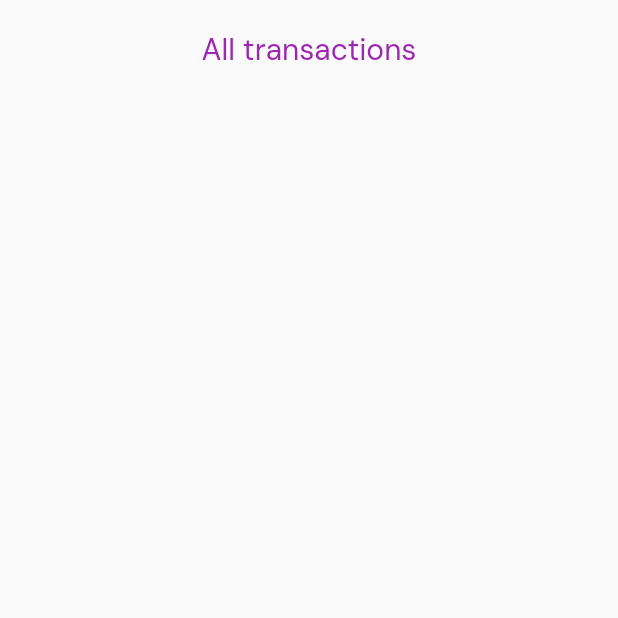
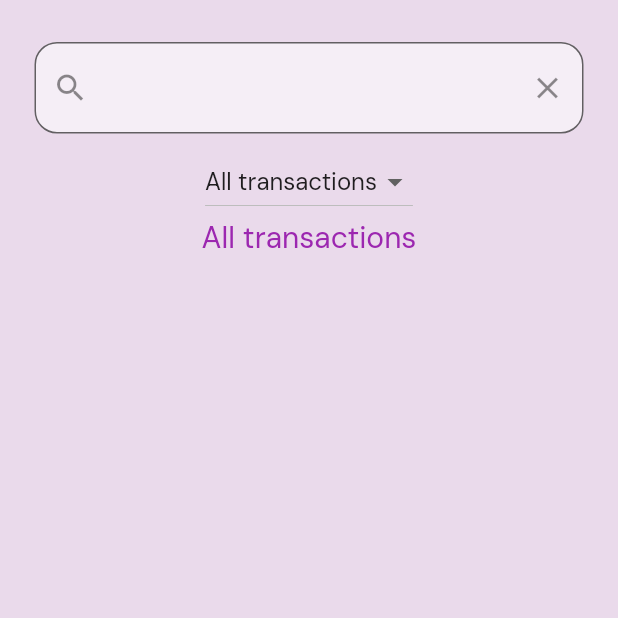
Before and after one commit to AkhilGK/MoneyMap, a Flutter app: the SearchAndView screen opened directly, on a phone screen of 412 x 824 dp, the top half of it. Run offline on Flutter 3.47's test engine with Material 2 defaults, Android fonts, the phone set to English and light mode, and no system bars; our stand-ins replace animated_splash_screen, flip_card, google_fonts, hive_flutter; accounts and stored records are empty.

Commit message:
search tried

```diff
--- a/lib/homescreen/home_screen.dart
+++ b/lib/homescreen/home_screen.dart
@@ -13,7 +13,7 @@ class HomeScreen extends StatelessWidget {
   HomeScreen({super.key});
   static ValueNotifier<int> selectedBottomNotifier = ValueNotifier(0);
   final _pages = [
-    FirstScreen(),
+    const FirstScreen(),
     const StatisticsScreen(),
     const SettingsScreen()
   ];
@@ -37,7 +37,7 @@ class HomeScreen extends StatelessWidget {
             child: IconButton(
                 onPressed: () {
                   Navigator.of(context).push(MaterialPageRoute(
-                    builder: (ctx) => const SearchAndView(),
+                    builder: (ctx) => SearchAndView(),
                   ));
                   // showSearch(context: context, delegate: SearchAndView());
                 },
@@ -59,4 +59,3 @@ class HomeScreen extends StatelessWidget {
     );
   }
 }
-// G().textOfMap(text: "Money Map", size: 24, color: Colors.white)
--- a/lib/homescreen/screens/add transactions/add_income.dart
+++ b/lib/homescreen/screens/add transactions/add_income.dart
@@ -157,8 +157,7 @@ class _AddIncomeState extends State<AddIncome> {
                         pickedDate); //pickedDate output format => 2021-03-10 00:00:00.000
                     dateSelected = pickedDate;
                     // print(dateSelected.toString());
-                    String formattedDate =
-                        DateFormat('dd-MM-yyyy').format(pickedDate);
+                    String formattedDate = DateFormat('yMd').format(pickedDate);
 
                     // print(
                     //     formattedDate); //formatted date output using intl package =>  16-03-2022
--- a/lib/homescreen/screens/first_screen.dart
+++ b/lib/homescreen/screens/first_screen.dart
@@ -1,13 +1,9 @@
 import 'package:flutter/material.dart';
-import 'package:flutter/src/widgets/container.dart';
-import 'package:flutter/src/widgets/framework.dart';
 import 'package:hive_flutter/adapters.dart';
-import 'package:moneymap/homescreen/screens/add_categories/db_categories/categories_db_functions.dart';
 import 'package:moneymap/homescreen/screens/search/search_base.dart';
 import 'package:moneymap/homescreen/screens/widgets/first_screen_widgets.dart';
 import 'package:moneymap/homescreen/screens/widgets/flipcard.dart';
 import 'package:moneymap/homescreen/screens/widgets/global_widgets.dart';
-import 'package:path/path.dart';
 import 'add transactions/add_transaction.dart';
 
 class FirstScreen extends StatefulWidget {
@@ -61,7 +57,7 @@ class _FirstScreenState extends State<FirstScreen> {
                   GestureDetector(
                     onTap: () {
                       Navigator.of(context).push(MaterialPageRoute(
-                        builder: (ctx) => const SearchAndView(),
+                        builder: (ctx) => SearchAndView(),
                       ));
                     },
                     child: const Text(
--- a/lib/homescreen/screens/search/search_base.dart
+++ b/lib/homescreen/screens/search/search_base.dart
@@ -4,24 +4,72 @@ import 'package:moneymap/homescreen/screens/add%20transactions/db_transactions/t
 import '../add transactions/db_transactions/transaction_model.dart';
 import '../edit_and_delete_Screen/edit_delete.dart';
 
-class SearchAndView extends StatelessWidget {
-  const SearchAndView({super.key});
+class SearchAndView extends StatefulWidget {
+  SearchAndView({super.key});
+
+  @override
+  State<SearchAndView> createState() => _SearchAndViewState();
+}
+
+class _SearchAndViewState extends State<SearchAndView> {
+  List<String> dropItems = ['All transactions', 'Income', 'Expense'];
+  String dropdownValue = 'All transactions';
+  TextEditingController searchController = TextEditingController();
+  List<TransactionModel> listToDisplay = transactionNotifier.value;
+  ValueNotifier<List<TransactionModel>> outputList = ValueNotifier([]);
+  @override
+  void initState() {
+    // TODO: implement initState
+    super.initState();
+    outputList.value = listToDisplay;
+  }
 
   @override
   Widget build(BuildContext context) {
+    // dropdownValue = dropItems.first;
     return Scaffold(
       body: SafeArea(
           child: Padding(
         padding: const EdgeInsets.symmetric(vertical: 20, horizontal: 15),
+        child: SingleChildScrollView(
           child: Column(
             crossAxisAlignment: CrossAxisAlignment.center,
             children: [
-            Text(
+              Padding(
+                padding: const EdgeInsets.all(8.0),
+                child: TextField(
+                  controller: searchController,
+                  decoration: InputDecoration(
+                      prefixIcon: const Icon(Icons.search),
+                      suffixIcon: const Icon(Icons.clear),
+                      border: OutlineInputBorder(
+                          borderRadius: BorderRadius.circular(15)),
+                      filled: true,
+                      fillColor: Colors.white54),
+                  onChanged: (value) => searchResult(value),
+                ),
+              ),
+              DropdownButton(
+                value: dropdownValue,
+                items: dropItems.map((items) {
+                  return DropdownMenuItem(
+                    value: items,
+                    child: Text(items),
+                  );
+                }).toList(),
+                onChanged: (String? newValue) {
+                  setState(() {
+                    dropdownValue = newValue!;
+                    searchResult(dropdownValue);
+                  });
+                },
+              ),
+              const Text(
                 'All transactions',
                 style: TextStyle(fontSize: 20, color: Colors.purple),
               ),
               ValueListenableBuilder(
-              valueListenable: transactionNotifier,
+                valueListenable: outputList,
                 builder: (context, List<TransactionModel> transactionList, _) {
                   return ListView.builder(
                     shrinkWrap: true,
@@ -34,7 +82,8 @@ class SearchAndView extends StatelessWidget {
                         child: ListTile(
                           onLongPress: () => deleteTransaction(value.id!),
                           onTap: () {
-                          Navigator.of(context).push(MaterialPageRoute(
+                            Navigator.of(context).push(
+                              MaterialPageRoute(
                                 builder: (context) {
                                   return EditAndDeleteScreen(
                                     amount: value.amount,
@@ -45,15 +94,16 @@ class SearchAndView extends StatelessWidget {
                                     id: value.id!,
                                   );
                                 },
-                          ));
+                              ),
+                            );
                           },
                           leading: CircleAvatar(
                             child: iconFunction(value.isIncome),
                             backgroundColor: Color.fromRGBO(197, 168, 202, 1),
                           ),
                           title: Text(value.name.toString(),
-                            style:
-                                TextStyle(color: Colors.black87, fontSize: 18)),
+                              style: TextStyle(
+                                  color: Colors.black87, fontSize: 18)),
                           subtitle: Text(value.categoryName.toString(),
                               style: const TextStyle(
                                   color: Color.fromARGB(255, 88, 17, 17),
@@ -61,7 +111,8 @@ class SearchAndView extends StatelessWidget {
                           trailing: Text(
                             '₹${value.amount}',
                             style: TextStyle(
-                              color: value.isIncome ? Colors.green : Colors.red,
+                                color:
+                                    value.isIncome ? Colors.green : Colors.red,
                                 fontSize: 20),
                           ),
                         ),
@@ -71,6 +122,7 @@ class SearchAndView extends StatelessWidget {
                 },
               )
             ],
+          ),
         ),
       )),
     );
@@ -87,4 +139,15 @@ class SearchAndView extends StatelessWidget {
             color: Colors.red,
           );
   }
+
+  void searchResult(String searchKey) {
+    if (searchKey.isEmpty) {
+      outputList.value = listToDisplay;
+    } else if (searchKey.isEmpty || dropdownValue == 'Income') {
+      outputList.value.clear();
+      outputList.value.addAll(
+          listToDisplay.where((element) => element.isIncome == true).toList());
+      outputList.notifyListeners();
     }
+  }
+}
--- a/lib/homescreen/screens/widgets/first_screen_widgets.dart
+++ b/lib/homescreen/screens/widgets/first_screen_widgets.dart
@@ -1,4 +1,5 @@
 import 'package:flutter/material.dart';
+import 'package:intl/intl.dart';
 import 'package:moneymap/homescreen/screens/add%20transactions/db_transactions/transaction_model.dart';
 import 'package:moneymap/homescreen/screens/add%20transactions/db_transactions/transactions_functions.dart';
 import 'package:moneymap/homescreen/screens/edit_and_delete_Screen/edit_delete.dart';
@@ -37,7 +38,7 @@ class FirstScreenWidget {
                   ));
                 },
                 leading: CircleAvatar(
-                  child: iconFunction(value.isIncome),
+                  child: Text(dateText(value)),
                   backgroundColor: Color.fromRGBO(197, 168, 202, 1),
                 ),
                 title: Text(value.name.toString(),
@@ -100,5 +101,8 @@ class FirstScreenWidget {
           );
   }
 
+  String dateText(TransactionModel val) {
+    return DateFormat('MMM\nd').format(val.date);
+  }
   // Text textTitle(TransactionModel val) {return val.isIncome? Text('₹${val.amount}',):Text()}
 }
--- a/lib/main.dart
+++ b/lib/main.dart
@@ -42,7 +42,9 @@ class MoneyMap extends StatelessWidget {
   @override
   Widget build(BuildContext context) {
     return MaterialApp(
+      debugShowCheckedModeBanner: false,
       theme: ThemeData(
+          scaffoldBackgroundColor: Color.fromARGB(255, 234, 218, 235),
           primarySwatch: Colors.purple,
           fontFamily: GoogleFonts.dmSans().fontFamily),
       home: const SplashScreen(),
```
Also changed, not shown: lib/homescreen/screens/settings_screen.dart (+11 -17 lines), 1 other file. Lines whose indentation alone changed are shown as unchanged.
